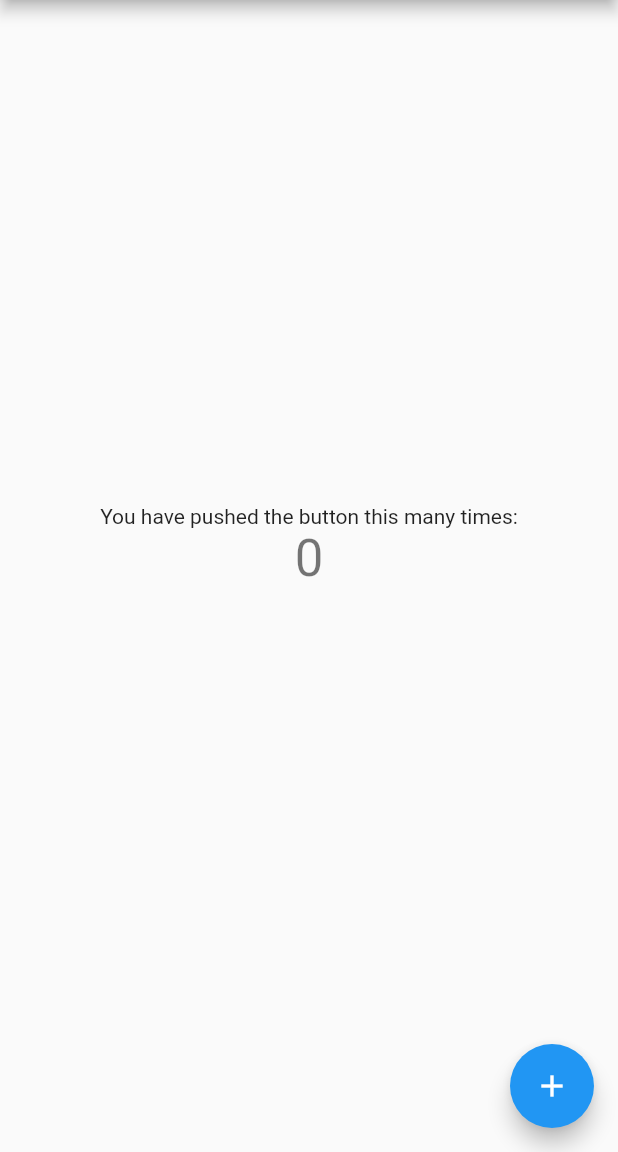
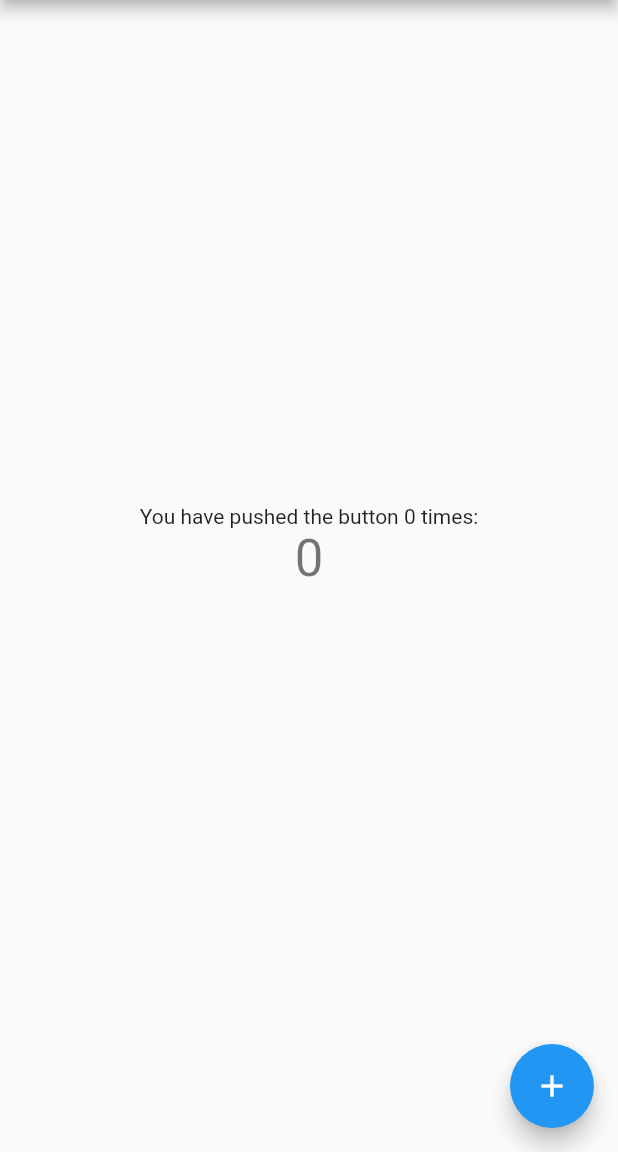
Before and after one commit to sicay1/LearnProvider, a Flutter app: the screen it shows after launch, on a phone screen of 412 x 824 dp, the part 84-1236 px from its top. Run offline on Flutter 3.47's test engine with Material 2 defaults, Android fonts, the phone set to English and light mode, and no system bars; our stand-ins replace faker, logger.

Commit message:
add counter

```diff
--- a/lib/main.dart
+++ b/lib/main.dart
@@ -100,7 +100,7 @@ class MyHomePage extends StatelessWidget {
           mainAxisAlignment: MainAxisAlignment.center,
           children: <Widget>[
             Text(
-              'You have pushed the button this many times:',
+              'You have pushed the button ${se.count} times:',
             ),
 
             ///
--- a/lib/second.dart
+++ b/lib/second.dart
@@ -2,10 +2,12 @@ import 'package:faker/faker.dart';
 import 'package:flutter/cupertino.dart';
 
 class SecondProvider with ChangeNotifier {
+  var count = 0;
   var te = "";
   var faker = new Faker();
 
   void changeTe(){
+    count++;
     te = faker.address.city();
     notifyListeners();
   }
```
